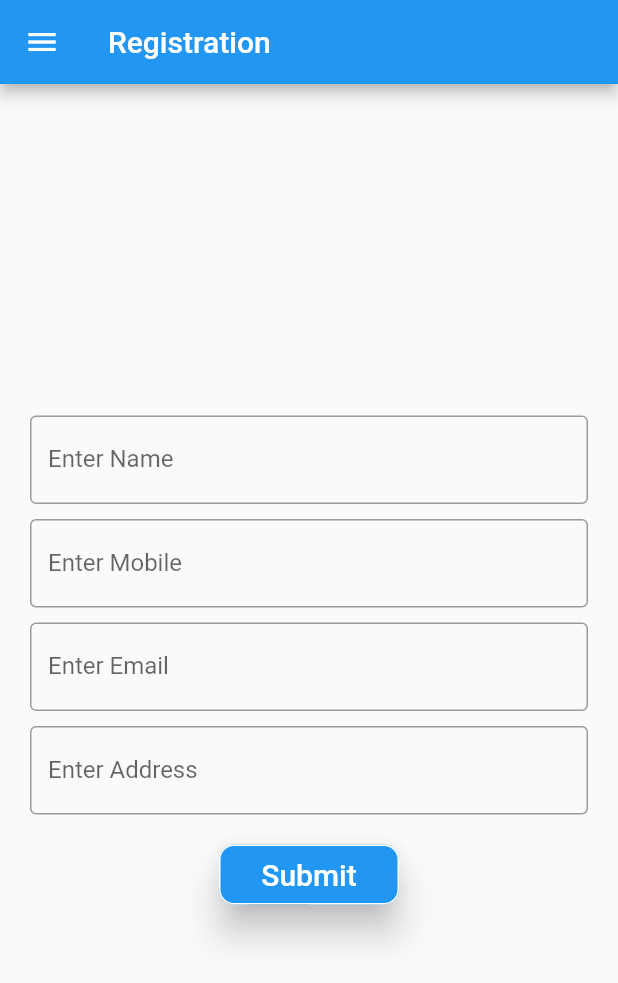
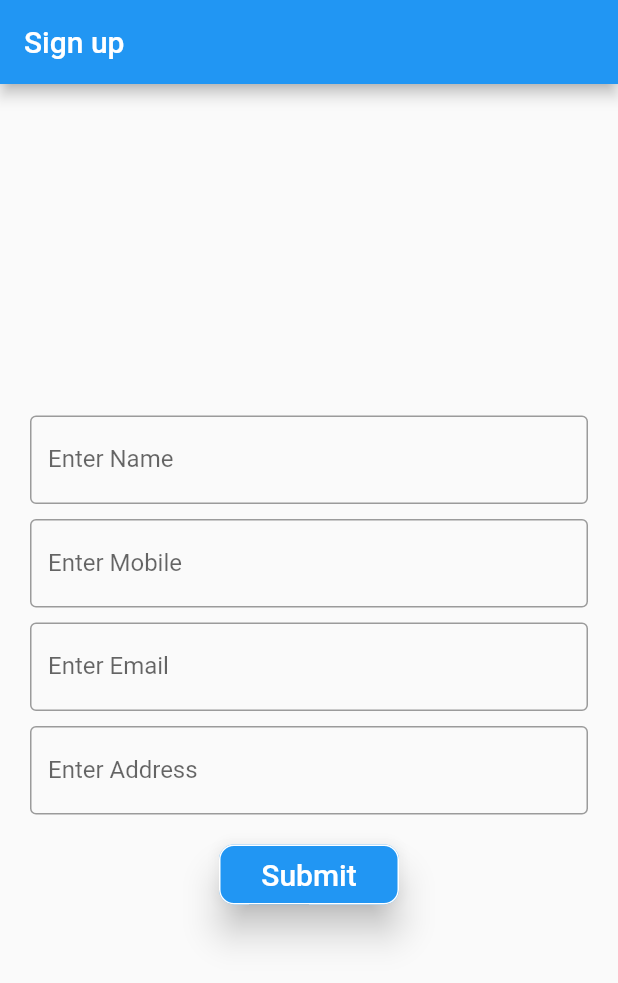
Before and after one commit to Sonykishan31/SignUpUIDemo, a Flutter app: the screen it shows after launch, on a phone screen of 412 x 824 dp. Shown: the top 983 px of the screen. Run offline on Flutter 3.47's test engine with Material 2 defaults, Android fonts, the phone set to English and light mode, and no system bars.

Commit message:
Minor changes done.

```diff
--- a/lib/main.dart
+++ b/lib/main.dart
@@ -24,7 +24,7 @@ class MyApp extends StatelessWidget {
         // is not restarted.
         primarySwatch: Colors.blue,
       ),
-      home: MyHomePage(title: 'Registration'),
+      home: MyHomePage(title: 'Sign up'),
     );
   }
 }
@@ -48,15 +48,10 @@ class MyHomePage extends StatefulWidget {
 }
 
 class _MyHomePageState extends State<MyHomePage> {
-  List<String> _list;
   final _nameController = TextEditingController();
   final _mobileController = TextEditingController();
   final _emailConroller = TextEditingController();
   final _addressController = TextEditingController();
-  List names = new List(); // names we get from API
-  List filteredNames = new List(); // names filtered by search text
-  Icon _searchIcon = new Icon(Icons.search);
-  Widget _appBarTitle = new Text('Search Example');
   final GlobalKey<ScaffoldState> _scaffoldKey = new GlobalKey<ScaffoldState>();
 
   @override
@@ -70,95 +65,97 @@ class _MyHomePageState extends State<MyHomePage> {
     return Scaffold(
       resizeToAvoidBottomPadding: false,
       key: _scaffoldKey,
-      drawer: Drawer(
-        elevation: 16.0,
-        child: ListView(
-          // Important: Remove any padding from the ListView.
-          padding: EdgeInsets.zero,
-          children: <Widget>[
-            UserAccountsDrawerHeader(
-              accountName: Text("Sony Kishan"),
-              accountEmail: Text("SonyKishan31@gmail.com"),
-              currentAccountPicture: CircleAvatar(
-                backgroundColor:
-                    Theme.of(context).platform == TargetPlatform.android
-                        ? Colors.black
-                        : Colors.blue,
-                child: Text(
-                  "SK",
-                  style: TextStyle(fontSize: 30.0),
-                ),
-              ),
-            ),
-            ListTile(
-              title: Text('Search'),
-              trailing: Icon(Icons.search),
-              onTap: () {
-                // Update the state of the app
-                // ...
-
-                // Then c
-                // lose the drawer
-                Navigator.pop(context);
-              },
-            ),
-            ListTile(
-              title: Text('Wallet'),
-              trailing: Icon(Icons.account_balance_wallet),
-              onTap: () {
-                // Update the state of the app
-                // ...
-                // Then close the drawer
-                Navigator.pop(context);
-              },
-            ),
-            ListTile(
-              title: Text('Likes'),
-              trailing: Icon(Icons.thumb_up),
-              onTap: () {
-                // Update the state of the app
-                // ...
-                // Then close the drawer
-                Navigator.pop(context);
-              },
-            ),
-            ListTile(
-              title: Text('Dislikes'),
-              trailing: Icon(Icons.thumb_down),
-              onTap: () {
-                // Update the state of the app
-                // ...
-                // Then close the drawer
-                Navigator.pop(context);
-              },
-            ),
-            ListTile(
-              title: Text('Messages'),
-              trailing: Icon(Icons.textsms),
-              onTap: () {
-                // Update the state of the app
-                // ...
-                // Then close the drawer
-                Navigator.pop(context);
-              },
-            ),
-            ListTile(
-              title: Text('Settings'),
-              trailing: Icon(Icons.settings),
-              onTap: () {
-                // Update the state of the app
-                // ...
-                // Then close the drawer
-                Navigator.pop(context);
-              },
-            ),
-          ],
-        ),
-      ),
+//      drawer: Drawer(
+//        elevation: 16.0,
+//        child: ListView(
+//          // Important: Remove any padding from the ListView.
+//          padding: EdgeInsets.zero,
+//          children: <Widget>[
+//            UserAccountsDrawerHeader(
+//              accountName: Text("Sony Kishan"),
+//              accountEmail: Text("SonyKishan31@gmail.com"),
+//              currentAccountPicture: CircleAvatar(
+//                backgroundColor:
+//                    Theme.of(context).platform == TargetPlatform.android
+//                        ? Colors.black
+//                        : Colors.blue,
+//                child: Text(
+//                  "SK",
+//                  style: TextStyle(fontSize: 30.0),
+//                ),
+//              ),
+//            ),
+//            ListTile(
+//              title: Text('Search'),
+//              trailing: Icon(Icons.search),
+//              onTap: () {
+//                // Update the state of the app
+//                // ...
+//
+//                // Then c
+//                // lose the drawer
+//                Navigator.pop(context);
+//              },
+//            ),
+//            ListTile(
+//              title: Text('Wallet'),
+//              trailing: Icon(Icons.account_balance_wallet),
+//              onTap: () {
+//                // Update the state of the app
+//                // ...
+//                // Then close the drawer
+//                Navigator.pop(context);
+//              },
+//            ),
+//            ListTile(
+//              title: Text('Likes'),
+//              trailing: Icon(Icons.thumb_up),
+//              onTap: () {
+//                // Update the state of the app
+//                // ...
+//                // Then close the drawer
+//                Navigator.pop(context);
+//              },
+//            ),
+//            ListTile(
+//              title: Text('Dislikes'),
+//              trailing: Icon(Icons.thumb_down),
+//              onTap: () {
+//                // Update the state of the app
+//                // ...
+//                // Then close the drawer
+//                Navigator.pop(context);
+//              },
+//            ),
+//            ListTile(
+//              title: Text('Messages'),
+//              trailing: Icon(Icons.textsms),
+//              onTap: () {
+//                // Update the state of the app
+//                // ...
+//                // Then close the drawer
+//                Navigator.pop(context);
+//              },
+//            ),
+//            ListTile(
+//              title: Text('Settings'),
+//              trailing: Icon(Icons.settings),
+//              onTap: () {
+//                // Update the state of the app
+//                // ...
+//                // Then close the drawer
+//                Navigator.pop(context);
+//              },
+//            ),
+//          ],
+//        ),
+//      ),
       appBar: AppBar(
-        leading: IconButton(
-            icon: Icon(Icons.menu),
-            onPressed: () => _scaffoldKey.currentState.openDrawer()),
+        automaticallyImplyLeading: false,
+//centerTitle: true, // To make appbar text in center
+//        leading: IconButton(
+//            icon: Icon(Icons.menu),
+//            onPressed: () => _scaffoldKey.currentState.openDrawer()),
         // Here we take the value from the MyHomePage object that was created by
         // the App.build method, and use it to set our appbar title.
         title: Text(widget.title),
@@ -185,17 +182,6 @@ class _MyHomePageState extends State<MyHomePage> {
           mainAxisAlignment: MainAxisAlignment.center,
           crossAxisAlignment: CrossAxisAlignment.center,
           children: <Widget>[
-//            TextFormField(
-////              initialValue: '',
-//              decoration: InputDecoration(
-//                labelText: 'Name',
-//                border: OutlineInputBorder(),
-////                suffixIcon: Icon(
-////                  Icons.error,
-////                ),
-//              ),
-//            ),
-//            SizedBox(height: 10),
             TextFormField(
 //              initialValue: '',
               textInputAction: TextInputAction.next,
@@ -276,20 +262,10 @@ class _MyHomePageState extends State<MyHomePage> {
                 onPressed: () {
                   validateUserInputs();
                 },
-//                onPressed: () => Navigator.push(context, _createRoute()),
-//
                 color: Colors.blue,
                 child: const Text('Submit', style: TextStyle(fontSize: 20)),
               ),
             )
-
-//            Text(
-//              'You have pushed the button this many times:',
-//            ),
-//            Text(
-//              '$_counter',
-//              style: Theme.of(context).textTheme.display1,
-//            ),
           ],
         ),
       ),
@@ -303,8 +279,12 @@ class _MyHomePageState extends State<MyHomePage> {
       errMsg = "Please Enter Name";
     } else if (_mobileController.text.toString().trim().isEmpty) {
       errMsg = "Please Enter Mobile Number";
+    } else if (_mobileController.text.toString().trim().length < 10) {
+      errMsg = "Please Enter Valid Mobile Number";
     } else if (_emailConroller.text.toString().trim().isEmpty) {
       errMsg = "Please Enter Email Address";
+    } else if (!isEmail(_emailConroller.text.toString().trim())) {
+      errMsg = "Please Enter Valid Email Address";
     } else if (_addressController.text.toString().trim().isEmpty) {
       errMsg = "Please Enter Address";
     } else {
@@ -335,21 +315,12 @@ class _MyHomePageState extends State<MyHomePage> {
     );
   }
 
-  void _searchPressed() {
-    setState(() {
-      if (this._searchIcon.icon == Icons.search) {
-        this._searchIcon = new Icon(Icons.close);
-        this._appBarTitle = new TextField(
-//          controller: _filter,
-          decoration: new InputDecoration(
-              prefixIcon: new Icon(Icons.search), hintText: 'Search...'),
-        );
-      } else {
-        this._searchIcon = new Icon(Icons.search);
-        this._appBarTitle = new Text('Search Example');
-        filteredNames = names;
-//        _filter.clear();
-      }
-    });
+  bool isEmail(String em) {
+    String p =
+        r'^(([^<>()[\]\\.,;:\s@\"]+(\.[^<>()[\]\\.,;:\s@\"]+)*)|(\".+\"))@((\[[0-9]{1,3}\.[0-9]{1,3}\.[0-9]{1,3}\.[0-9]{1,3}\])|(([a-zA-Z\-0-9]+\.)+[a-zA-Z]{2,}))$';
+
+    RegExp regExp = new RegExp(p);
+    print(regExp.hasMatch(em));
+    return regExp.hasMatch(em);
   }
 }
```
Also changed, not shown: lib/NextScreen.dart (+24 -27 lines).
